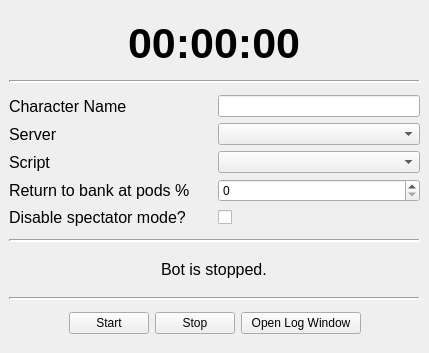
First picture: the form in src/gui/main_window/MainWindow.ui, repository R3conS/Sadidauto-Dofus-Retro-Bot, before the edit.
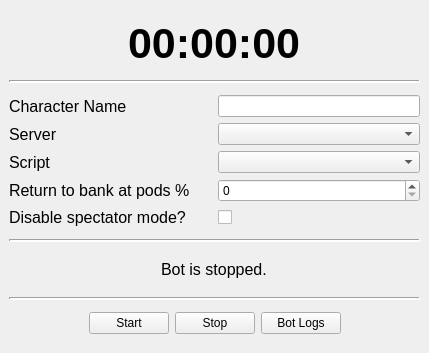
Second picture: the form after the edit. Custom widgets are drawn as their Qt base class.

Commit message: Rename Logwindow to BotLogsWindow

```diff
--- a/src/gui/main_window/MainWindow.ui
+++ b/src/gui/main_window/MainWindow.ui
@@ -344,15 +344,9 @@
          </widget>
         </item>
         <item>
-         <widget class="OpenLogWindowButton" name="open_log_window_button">
-          <property name="minimumSize">
-           <size>
-            <width>120</width>
-            <height>0</height>
-           </size>
-          </property>
+         <widget class="OpenBotLogsWindowButton" name="open_bot_logs_window_button">
           <property name="text">
-           <string>Open Log Window</string>
+           <string>Bot Logs</string>
           </property>
          </widget>
         </item>
@@ -413,9 +407,9 @@
    <header>src.gui.main_window.button_start</header>
   </customwidget>
   <customwidget>
-   <class>OpenLogWindowButton</class>
+   <class>OpenBotLogsWindowButton</class>
    <extends>QPushButton</extends>
-   <header>src.gui.main_window.button_open_log_window</header>
+   <header>src.gui.main_window.button_open_bot_logs_window</header>
   </customwidget>
   <customwidget>
    <class>StatusLabel</class>
```
The commit also changes 10 other files.
